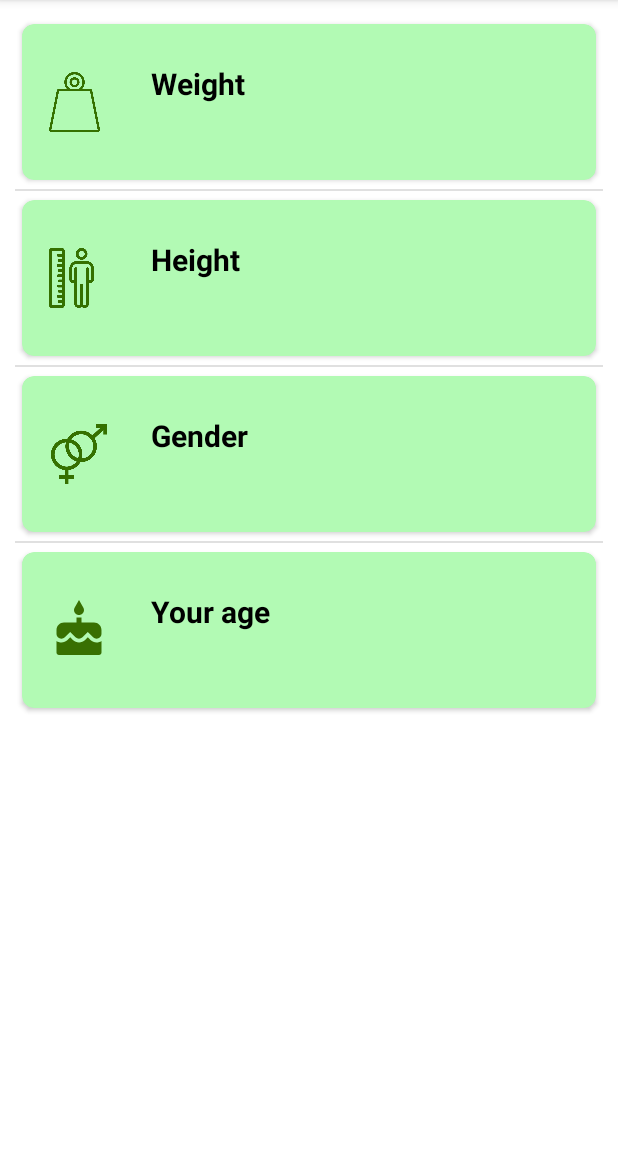
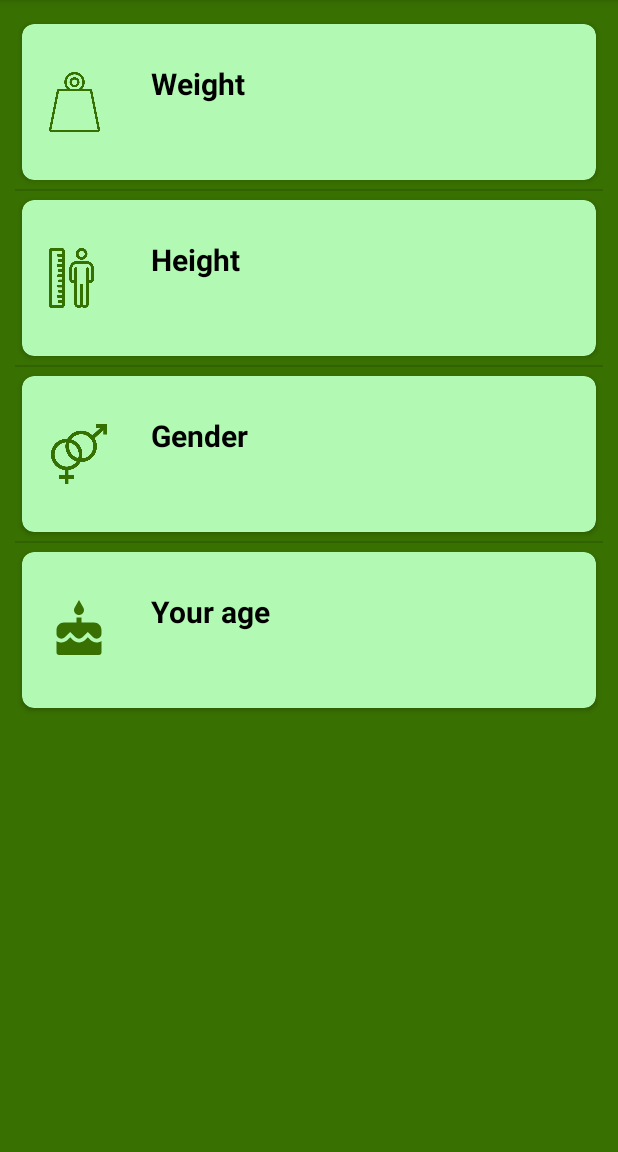
Before and after one commit to KrishnanDevika/MyDietBalanceApplication, an Android app: the fragment DetailsFragment shown on its own in the app's theme, on a phone screen of 412 x 824 dp, the part 84-1236 px from its top. Run offline under Robolectric (Android 15) with nearby library versions, the phone set to English and light mode, and no system bars.

Commit message:
Added Background color to DetailsFragment

```diff
--- a/app/src/main/java/com/example/dietbalanceapplication/UnitsFragment.java
+++ b/app/src/main/java/com/example/dietbalanceapplication/UnitsFragment.java
@@ -1,6 +1,5 @@
 package com.example.dietbalanceapplication;
 
-import android.content.SharedPreferences;
 import android.os.Bundle;
 
 import androidx.preference.PreferenceFragmentCompat;
--- a/app/src/main/res/layout/fragment_details.xml
+++ b/app/src/main/res/layout/fragment_details.xml
@@ -4,6 +4,7 @@
     android:orientation="vertical"
     android:layout_width="match_parent"
     android:layout_height="match_parent"
+    android:background="@color/green_700"
     tools:context=".DetailsFragment">
 
     <ListView
```
